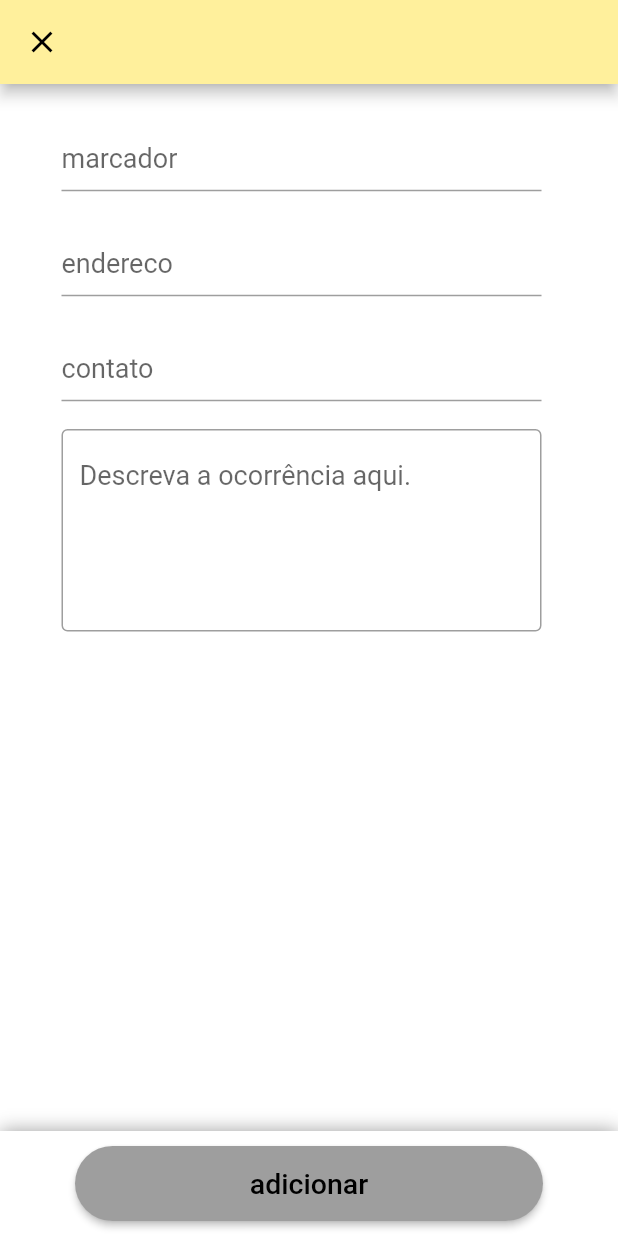
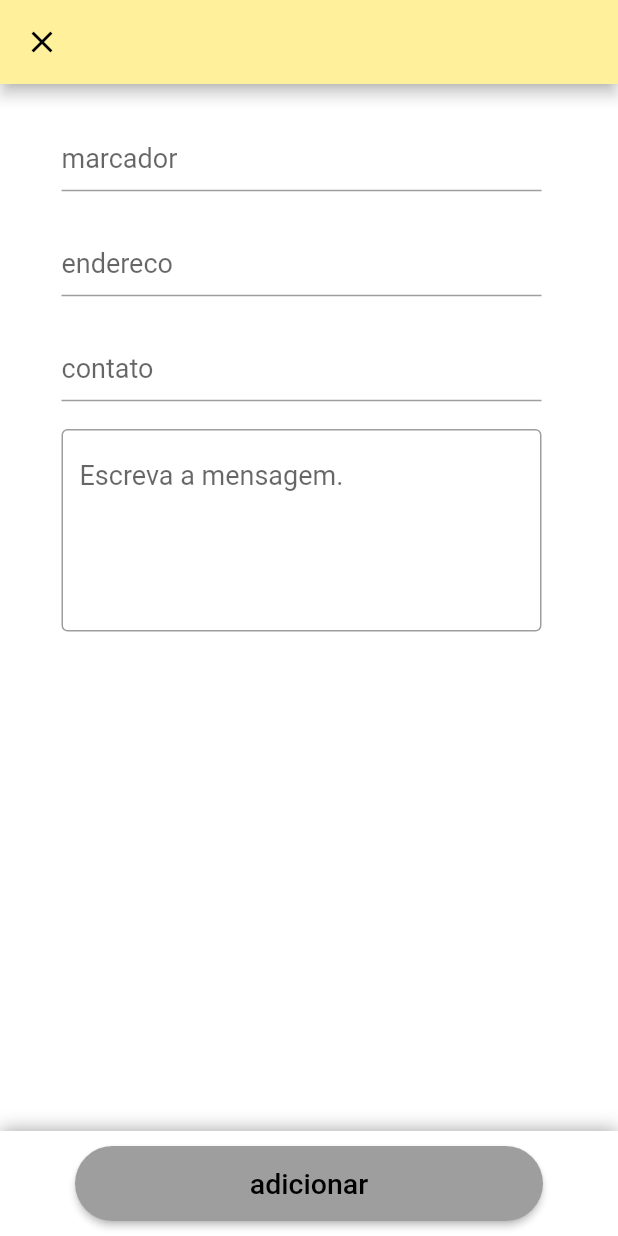
Before and after one commit to jg-moren/trabalho_flavia2, a Flutter app: the add_checkpoint screen opened directly, on a phone screen of 412 x 824 dp. Run offline on Flutter 3.47's test engine with Material 2 defaults, Android fonts, the phone set to English and light mode, and no system bars; our stand-ins replace google_maps_flutter, location; missing offline and left inert: geocoder.

Commit message:
Update add_checkpoint.dart

```diff
--- a/lib/view/add_checkpoint.dart
+++ b/lib/view/add_checkpoint.dart
@@ -52,7 +52,6 @@ class add_checkpoint_Estado extends State<add_checkpoint> {
             child: Column(children: <Widget>[
               SizedBox(height: 30),
 
-              //---------------------------------------Nome--------------------------
               Container(
                 margin: const EdgeInsets.only(top: 0, left: 0, right: 10),
                 height: 60,
@@ -73,7 +72,6 @@ class add_checkpoint_Estado extends State<add_checkpoint> {
                 ),
               ),
 
-              //---------------------------------------Telefone--------------------------
               Container(
                 margin: const EdgeInsets.only(top: 10, left: 0, right: 10),
                 height: 60,
@@ -113,7 +111,6 @@ class add_checkpoint_Estado extends State<add_checkpoint> {
                 ),
               ),
 
-              //---------------------------------------ocorrencia--------------------------
               Container(
                 margin: const EdgeInsets.only(top: 0, left: 0, right: 10),
                 width: 320,
@@ -127,19 +124,17 @@ class add_checkpoint_Estado extends State<add_checkpoint> {
                   },
                   decoration: InputDecoration(
                     border: OutlineInputBorder(),
-                    hintText: 'Descreva a ocorrência aqui.',
+                    hintText: 'Escreva a mensagem.',
                     hintStyle: TextStyle(fontSize: 18),
                     alignLabelWithHint: true,
                   ),
                 ),
               ),
-              //---------------------------------------enviar ocorrencia--------------------------
               SizedBox(height: 200),
             ]),
           ),
         ),
 
-        //--------------------------------------ligar--------------------------
         bottomSheet: Container(
           height: 70,
           child: Column(children: <Widget>[
```
